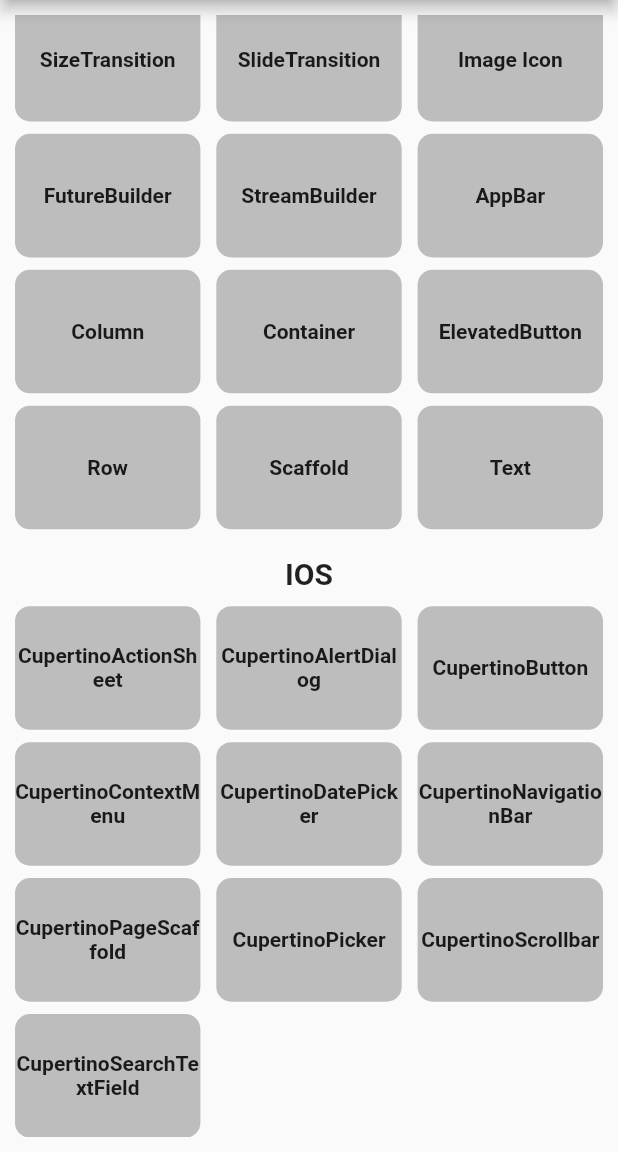
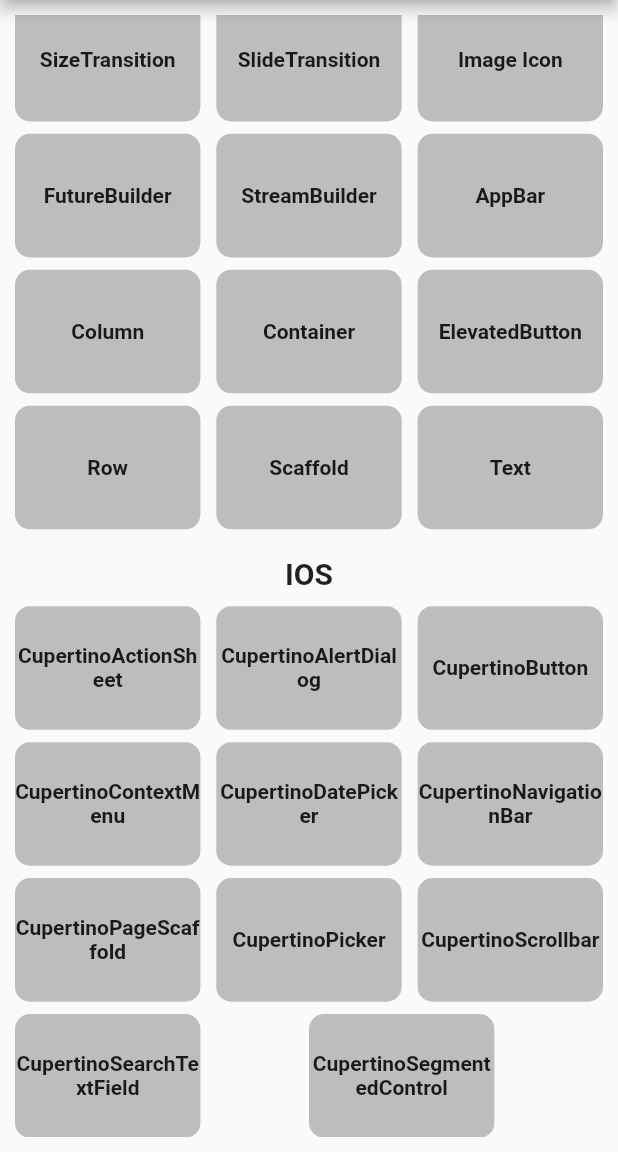
Before and after one commit to Bhargav5365/Flutter-widgets, a Flutter app: the screen it shows after launch, scrolled down 374 dp, on a phone screen of 412 x 824 dp, the part 84-1236 px from its top. Run offline on Flutter 3.47's test engine with Material 2 defaults, Android fonts, the phone set to English and light mode, and no system bars.

Commit message:
CupertinoSegmentedControl

```diff
--- a/lib/Home.dart
+++ b/lib/Home.dart
@@ -23,6 +23,7 @@ import 'package:flutter_widgets/practice/CupertinoPageScaffold.dart';
 import 'package:flutter_widgets/practice/CupertinoPicker.dart';
 import 'package:flutter_widgets/practice/CupertinoScrollbar.dart';
 import 'package:flutter_widgets/practice/CupertinoSearchTextField.dart';
+import 'package:flutter_widgets/practice/CupertinoSegmentedControl.dart';
 import 'package:flutter_widgets/practice/DecoratedBoxTransition.dart';
 import 'package:flutter_widgets/practice/ElevatedButton.dart';
 import 'package:flutter_widgets/practice/FutureBuilder.dart';
@@ -1059,6 +1060,33 @@ class _HomeState extends State<Home> {
                       ),
                     ),
                     Spacer(),
+                    GestureDetector(
+                      onTap: () {
+                        Navigator.push(
+                          context,
+                          MaterialPageRoute(
+                            builder: (context) => SegmentedControlSample(),
+                          ),
+                        );
+                        print('daf');
+                      },
+                      child: Container(
+                        height: screenSize.height * 0.1,
+                        width: screenSize.width * 0.3,
+                        decoration: BoxDecoration(
+                          color: Colors.grey[400],
+                          borderRadius: BorderRadius.all(
+                            Radius.circular(10),
+                          ),
+                        ),
+                        child: Center(
+                          child: Text('CupertinoSegmentedControl',
+                              textAlign: TextAlign.center,
+                              style: TextStyle(fontWeight: FontWeight.bold)),
+                        ),
+                      ),
+                    ),
+                    Spacer(),
                   ],
                 ),
               ],
```
Also changed, not shown: lib/practice/CupertinoSegmentedControl.dart (added, +76 -0 lines).
